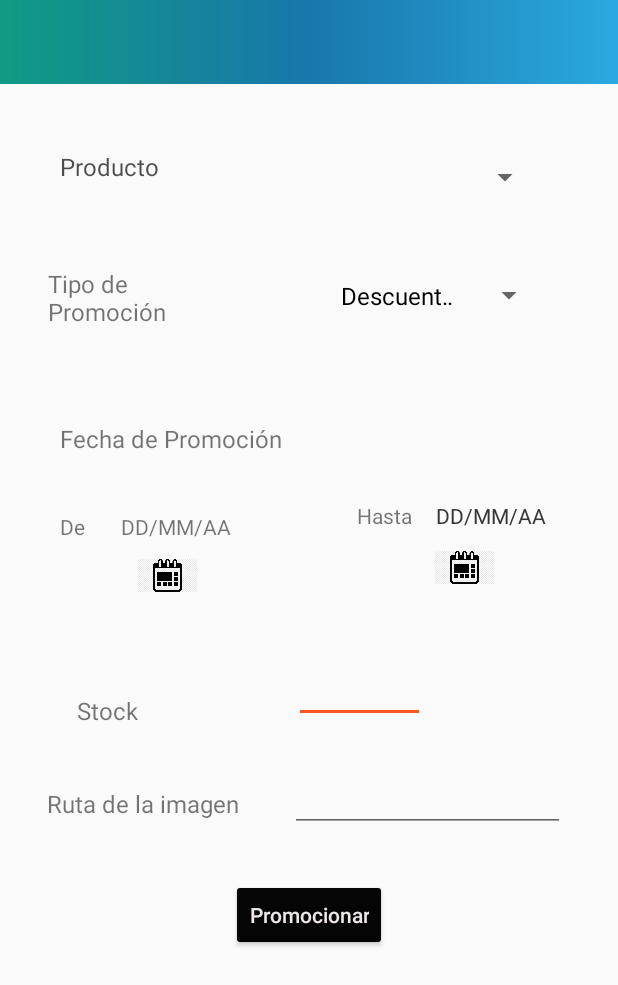
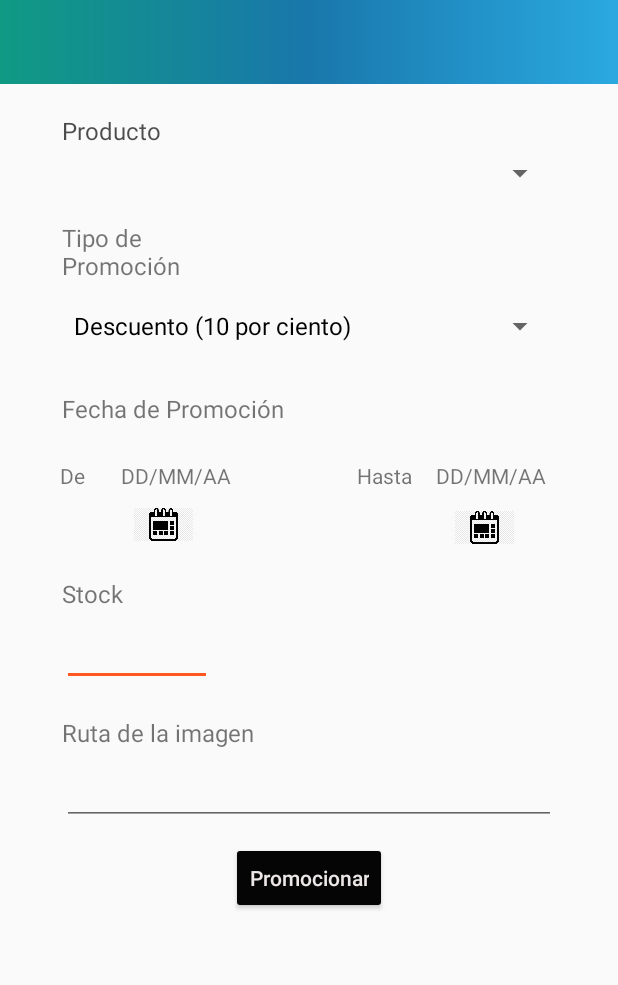
Before and after one commit to JAHH19/EncargaloTendero, an Android app: the PromocionarActivity screen opened directly, with no data from a screen before it, on a phone screen of 412 x 824 dp. Shown: the top 985 px of the screen. Run offline under Robolectric (Android 15) with nearby library versions, the phone set to English and light mode, and no system bars; our stand-ins replace Volley; network calls fail.

Commit message:
Correcciones e integracion con el modulo de cliente Promociones

```diff
--- a/app/src/main/java/com/example/encargalo/InicioMenuActivity.java
+++ b/app/src/main/java/com/example/encargalo/InicioMenuActivity.java
@@ -112,7 +112,7 @@ public class InicioMenuActivity extends AppCompatActivity implements Response.Er
 
     @Override
     public void onErrorResponse(VolleyError error) {
-        Toast.makeText(this,"Ha ocurrido un error"+error.toString(),Toast.LENGTH_SHORT).show();
+      //  Toast.makeText(this,"Ha ocurrido un error"+error.toString(),Toast.LENGTH_SHORT).show();
     }
 
     @Override
--- a/app/src/main/java/com/example/encargalo/PromocionarActivity.java
+++ b/app/src/main/java/com/example/encargalo/PromocionarActivity.java
@@ -8,6 +8,7 @@ import android.content.SharedPreferences;
 import android.os.Bundle;
 import android.util.Log;
 import android.view.View;
+import android.widget.AdapterView;
 import android.widget.ArrayAdapter;
 import android.widget.Button;
 import android.widget.DatePicker;
@@ -30,6 +31,8 @@ import org.json.JSONArray;
 import org.json.JSONException;
 import org.json.JSONObject;
 
+import java.net.URLDecoder;
+import java.net.URLEncoder;
 import java.util.ArrayList;
 import java.util.Calendar;
 import java.util.HashMap;
@@ -48,15 +51,17 @@ public class PromocionarActivity extends AppCompatActivity {
         setContentView(R.layout.activity_promocionar);
         pinifecha = findViewById(R.id.printfechainiTextView);
         pfinfecha = findViewById(R.id.printfechafinTextView);
+        sp_promocion_producto = findViewById(R.id.sp_promocion_producto);
 
         final Spinner spinner1 = findViewById(R.id.spinner1);
-        String[] items = new String[]{"Descuento (10%)", "Oferta (2x1)"};
+        String[] items = new String[]{"Descuento (10 por ciento)", "Oferta (2x1)"};
         ArrayAdapter<String> adapter = new ArrayAdapter<>(this, android.R.layout.simple_spinner_dropdown_item, items);
         spinner1.setAdapter(adapter);
 
         Button promocionarButton = findViewById(R.id.promocionarButton);
         stockTextNumber = findViewById(R.id.stockTextNumber);
         imagenTextRuta = findViewById(R.id.imagenTextRuta);
+
 
 
         promocionarButton.setOnClickListener(new View.OnClickListener() {
@@ -83,6 +88,18 @@ public class PromocionarActivity extends AppCompatActivity {
         String value_user = prefs.getString("value_user", "vacio");
         cargarProductos(value_user);
 
+        sp_promocion_producto.setOnItemSelectedListener(new AdapterView.OnItemSelectedListener() {
+            @Override
+            public void onItemSelected(AdapterView<?> parent, View view, int position, long id) {
+                sp_promocion_producto.setSelection(position);
+                Toast.makeText(getApplicationContext(), "El Elemento seleccionado es posición número: "+position +" El String es: "+sp_promocion_producto.getSelectedItem().toString(), Toast.LENGTH_LONG).show();
+            }
+            @Override
+            public void onNothingSelected(AdapterView<?> arg0) {
+
+            }
+        });
+
     }
 
     private  void cargarProductos(String usu){
@@ -94,7 +111,7 @@ public class PromocionarActivity extends AppCompatActivity {
                 if(!response.isEmpty()){
                     List<String> items = new ArrayList<String>();
 
-                    sp_promocion_producto = findViewById(R.id.sp_promocion_producto);
+
 
                     JSONObject jsonObject = null;
                     try {
@@ -170,9 +187,10 @@ public class PromocionarActivity extends AppCompatActivity {
     }
 
     private void enviarPromocion(String IdTienda, String producto, String tipo_promo, String f_ini, String f_fin, String stock, String imagen_ruta){
-        String URL = Valores.getIP_SERVER()+"/APIS/tienda/crearPromocion.php?IdTienda="+IdTienda+"&producto="+producto+"&tipo_promo="+tipo_promo+
+        String URL = Valores.getIP_SERVER()+"/APIS/tienda/crearPromocion.php?IdTienda="+IdTienda+"&producto="+ producto.replace(" ","%20") +"&tipo_promo="+tipo_promo.replace(" ","%20")+
                 "&f_ini="+f_ini+"&f_fin="+f_fin+"&stock="+stock+"&imagen_ruta="+imagen_ruta;
-        Toast.makeText(getApplicationContext(), "asd:::"+URL, Toast.LENGTH_SHORT).show();
+
+       // Toast.makeText(getApplicationContext(), "asd:::"+URL, Toast.LENGTH_SHORT).show();
 
         StringRequest stringRequest = new StringRequest(Request.Method.GET, URL, new Response.Listener<String>() {
             @Override
@@ -186,7 +204,8 @@ public class PromocionarActivity extends AppCompatActivity {
         }, new Response.ErrorListener() {
             @Override
             public void onErrorResponse(VolleyError error) {
-                Toast.makeText(getApplicationContext(),error.toString(),Toast.LENGTH_SHORT).show();
+             //   Toast.makeText(getApplicationContext(),error.toString(),Toast.LENGTH_SHORT).show();
+                Log.d("eRROR",error.getMessage()+"");
             }
         }){
             @Override
--- a/app/src/main/java/com/example/encargalo/Valores.java
+++ b/app/src/main/java/com/example/encargalo/Valores.java
@@ -4,6 +4,6 @@ import androidx.annotation.NonNull;
 
 public class Valores {
     public static String getIP_SERVER(){
-        return "https://www.encargalo.farmacori.net";
+        return "http://encargaloprueba.jahh19channel.xyz";
     }
 }
--- a/app/src/main/res/layout/activity_promocionar.xml
+++ b/app/src/main/res/layout/activity_promocionar.xml
@@ -20,61 +20,56 @@
 
     <TextView
         android:id="@+id/productoTextView"
-        android:layout_width="110dp"
-        android:layout_height="34dp"
-        android:layout_marginStart="40dp"
-        android:layout_marginTop="44dp"
+        android:layout_width="102dp"
+        android:layout_height="wrap_content"
+        android:layout_marginTop="20dp"
         android:text="Producto"
         android:textAlignment="viewStart"
         android:textColor="#B2000000"
         android:textSize="16sp"
-        app:layout_constraintStart_toStartOf="parent"
+        app:layout_constraintStart_toStartOf="@+id/guideline2"
         app:layout_constraintTop_toBottomOf="@+id/toolbar4" />
 
     <Spinner
         android:id="@+id/sp_promocion_producto"
-        android:layout_width="144dp"
-        android:layout_height="36dp"
-        android:layout_marginTop="44dp"
-        app:layout_constraintEnd_toEndOf="parent"
+        android:layout_width="0dp"
+        android:layout_height="wrap_content"
+        android:layout_marginTop="5dp"
+        app:layout_constraintEnd_toStartOf="@+id/guideline3"
         app:layout_constraintHorizontal_bias="0.564"
-        app:layout_constraintStart_toEndOf="@+id/productoTextView"
-        app:layout_constraintTop_toBottomOf="@+id/toolbar4" />
+        app:layout_constraintStart_toStartOf="@+id/guideline2"
+        app:layout_constraintTop_toBottomOf="@+id/productoTextView" />
 
     <TextView
         android:id="@+id/tippromocionTextView"
         android:layout_width="135dp"
-        android:layout_height="47dp"
-        android:layout_marginStart="32dp"
-        android:layout_marginTop="44dp"
+        android:layout_height="wrap_content"
+        android:layout_marginTop="20dp"
         android:text="Tipo de Promoción"
         android:textSize="16sp"
-        app:layout_constraintStart_toStartOf="parent"
-        app:layout_constraintTop_toBottomOf="@+id/productoTextView" />
+        app:layout_constraintStart_toStartOf="@+id/guideline2"
+        app:layout_constraintTop_toBottomOf="@+id/sp_promocion_producto" />
 
     <Spinner
         android:id="@+id/spinner1"
-        android:layout_width="144dp"
-        android:layout_height="42dp"
-        android:layout_marginStart="52dp"
-        android:layout_marginTop="40dp"
-        app:layout_constraintEnd_toEndOf="parent"
-        app:layout_constraintHorizontal_bias="0.0"
-        app:layout_constraintStart_toEndOf="@+id/tippromocionTextView"
-        app:layout_constraintTop_toBottomOf="@+id/sp_promocion_producto" />
+        android:layout_width="0dp"
+        android:layout_height="wrap_content"
+        android:layout_marginTop="5dp"
+        app:layout_constraintEnd_toStartOf="@+id/guideline3"
+        app:layout_constraintHorizontal_bias="0.351"
+        app:layout_constraintStart_toStartOf="@+id/guideline2"
+        app:layout_constraintTop_toBottomOf="@+id/tippromocionTextView" />
 
     <TextView
         android:id="@+id/fechapromocionTextView"
         android:layout_width="162dp"
-        android:layout_height="36dp"
-        android:layout_marginTop="56dp"
+        android:layout_height="wrap_content"
+        android:layout_marginTop="20dp"
         android:text="Fecha de Promoción"
         android:textAlignment="gravity"
         android:textSize="16sp"
-        app:layout_constraintEnd_toEndOf="parent"
-        app:layout_constraintHorizontal_bias="0.16"
-        app:layout_constraintStart_toStartOf="parent"
-        app:layout_constraintTop_toBottomOf="@+id/tippromocionTextView" />
+        app:layout_constraintStart_toStartOf="@+id/guideline2"
+        app:layout_constraintTop_toBottomOf="@+id/spinner1" />
 
     <TextView
         android:id="@+id/iniciofechaTextView"
@@ -101,41 +96,30 @@
         android:layout_width="wrap_content"
         android:layout_height="wrap_content"
         android:layout_marginStart="84dp"
-        android:layout_marginTop="116dp"
+        android:layout_marginTop="24dp"
         android:text="Hasta"
         app:layout_constraintStart_toEndOf="@+id/printfechainiTextView"
-        app:layout_constraintTop_toBottomOf="@+id/spinner1" />
+        app:layout_constraintTop_toBottomOf="@+id/fechapromocionTextView" />
 
     <TextView
         android:id="@+id/printfechafinTextView"
         android:layout_width="wrap_content"
         android:layout_height="wrap_content"
-        android:layout_marginTop="116dp"
+        android:layout_marginTop="24dp"
         android:text="DD/MM/AA"
         app:layout_constraintEnd_toEndOf="parent"
         app:layout_constraintHorizontal_bias="0.25"
         app:layout_constraintStart_toEndOf="@+id/finfechaTextView"
-        app:layout_constraintTop_toBottomOf="@+id/spinner1" />
-
-    <TextView
-        android:id="@+id/printfechafinTextView2"
-        android:layout_width="wrap_content"
-        android:layout_height="wrap_content"
-        android:layout_marginTop="116dp"
-        android:text="DD/MM/AA"
-        app:layout_constraintEnd_toEndOf="parent"
-        app:layout_constraintHorizontal_bias="0.25"
-        app:layout_constraintStart_toEndOf="@+id/finfechaTextView"
-        app:layout_constraintTop_toBottomOf="@+id/spinner1" />
+        app:layout_constraintTop_toBottomOf="@+id/fechapromocionTextView" />
 
     <ImageView
         android:id="@+id/iniciocalendarioImageView"
         android:layout_width="39dp"
         android:layout_height="30dp"
-        android:layout_marginStart="92dp"
+        android:layout_marginStart="48dp"
         android:layout_marginTop="8dp"
         android:onClick="inifecha_boton"
-        app:layout_constraintStart_toStartOf="parent"
+        app:layout_constraintStart_toStartOf="@+id/guideline2"
         app:layout_constraintTop_toBottomOf="@+id/printfechainiTextView"
         app:srcCompat="@mipmap/iconocalendario" />
 
@@ -143,64 +127,54 @@
         android:id="@+id/fincalendarioImageView"
         android:layout_width="39dp"
         android:layout_height="34dp"
-        android:layout_marginStart="104dp"
         android:layout_marginTop="8dp"
+        android:layout_marginEnd="28dp"
         android:onClick="finfecha_boton"
-        app:layout_constraintEnd_toEndOf="parent"
-        app:layout_constraintHorizontal_bias="0.398"
-        app:layout_constraintStart_toEndOf="@+id/iniciocalendarioImageView"
-        app:layout_constraintTop_toBottomOf="@+id/finfechaTextView"
+        app:layout_constraintEnd_toStartOf="@+id/guideline3"
+        app:layout_constraintTop_toBottomOf="@+id/printfechafinTextView"
         app:srcCompat="@mipmap/iconocalendario" />
 
     <TextView
         android:id="@+id/stocktextView"
         android:layout_width="wrap_content"
         android:layout_height="wrap_content"
-        android:layout_marginTop="64dp"
+        android:layout_marginTop="20dp"
         android:text="Stock"
         android:textSize="16sp"
-        app:layout_constraintEnd_toEndOf="parent"
-        app:layout_constraintHorizontal_bias="0.138"
-        app:layout_constraintStart_toStartOf="parent"
+        app:layout_constraintStart_toStartOf="@+id/guideline2"
         app:layout_constraintTop_toBottomOf="@+id/iniciocalendarioImageView" />
 
     <TextView
         android:id="@+id/stocktextView2"
         android:layout_width="wrap_content"
         android:layout_height="wrap_content"
+        android:layout_marginTop="20dp"
         android:text="Ruta de la imagen"
         android:textSize="16sp"
-        app:layout_constraintBottom_toTopOf="@+id/promocionarButton"
-        app:layout_constraintEnd_toEndOf="parent"
-        app:layout_constraintHorizontal_bias="0.111"
-        app:layout_constraintStart_toStartOf="parent"
+        app:layout_constraintStart_toStartOf="@+id/guideline2"
+        app:layout_constraintTop_toBottomOf="@+id/stockTextNumber" />
+
+    <EditText
+        android:id="@+id/stockTextNumber"
+        android:layout_width="100dp"
+        android:layout_height="wrap_content"
+        android:layout_marginTop="5dp"
+        android:ems="10"
+        android:inputType="number"
+        app:layout_constraintStart_toStartOf="@+id/guideline2"
         app:layout_constraintTop_toBottomOf="@+id/stocktextView" />
 
     <EditText
-        android:id="@+id/stockTextNumber"
-        android:layout_width="87dp"
-        android:layout_height="41dp"
-        android:layout_marginStart="8dp"
-        android:layout_marginTop="80dp"
-        android:ems="10"
-        android:inputType="number"
-        app:layout_constraintEnd_toEndOf="parent"
-        app:layout_constraintHorizontal_bias="0.427"
-        app:layout_constraintStart_toEndOf="@+id/stocktextView"
-        app:layout_constraintTop_toBottomOf="@+id/printfechainiTextView" />
-
-    <EditText
         android:id="@+id/imagenTextRuta"
-        android:layout_width="183dp"
-        android:layout_height="47dp"
+        android:layout_width="0dp"
+        android:layout_height="wrap_content"
+        android:layout_marginTop="5dp"
         android:ems="10"
         android:inputType="text"
-        app:layout_constraintBottom_toTopOf="@+id/promocionarButton"
-        app:layout_constraintEnd_toEndOf="parent"
-        app:layout_constraintHorizontal_bias="0.493"
-        app:layout_constraintStart_toEndOf="@+id/stocktextView2"
-        app:layout_constraintTop_toBottomOf="@+id/stockTextNumber"
-        app:layout_constraintVertical_bias="0.444" />
+        app:layout_constraintEnd_toStartOf="@+id/guideline3"
+        app:layout_constraintHorizontal_bias="0.0"
+        app:layout_constraintStart_toStartOf="@+id/guideline2"
+        app:layout_constraintTop_toBottomOf="@+id/stocktextView2" />
 
     <Button
         android:id="@+id/promocionarButton"
@@ -210,8 +184,24 @@
         android:backgroundTint="#050505"
         android:text="Promocionar"
         android:textColor="#EDE7E7"
-        app:layout_constraintEnd_toEndOf="parent"
-        app:layout_constraintStart_toStartOf="parent"
+        app:layout_constraintEnd_toStartOf="@+id/guideline3"
+        app:layout_constraintStart_toStartOf="@+id/guideline2"
         app:layout_constraintTop_toBottomOf="@+id/stockTextNumber" />
 
+    <androidx.constraintlayout.widget.Guideline
+        android:id="@+id/guideline2"
+        android:layout_width="wrap_content"
+        android:layout_height="wrap_content"
+        android:orientation="vertical"
+        app:layout_constraintGuide_begin="20dp"
+        app:layout_constraintGuide_percent="0.1" />
+
+    <androidx.constraintlayout.widget.Guideline
+        android:id="@+id/guideline3"
+        android:layout_width="wrap_content"
+        android:layout_height="wrap_content"
+        android:orientation="vertical"
+        app:layout_constraintGuide_begin="20dp"
+        app:layout_constraintGuide_percent="0.9" />
+
 </androidx.constraintlayout.widget.ConstraintLayout>
--- a/app/src/main/res/layout/recycler_promociones.xml
+++ b/app/src/main/res/layout/recycler_promociones.xml
@@ -10,6 +10,11 @@
     android:layout_marginBottom="40dp"
     android:padding="5dp"
     android:orientation="vertical">
+
+    <LinearLayout
+        android:layout_width="match_parent"
+        android:layout_height="10dp"
+        android:orientation="vertical"></LinearLayout>
 
     <LinearLayout
         android:layout_width="wrap_content"
@@ -26,34 +31,34 @@
             android:layout_weight="5">
 
             <TextView
-                android:layout_width="match_parent"
+                android:id="@+id/item_descripcion"
+                android:layout_width="wrap_content"
                 android:layout_height="wrap_content"
+                android:layout_weight="3"
+                android:background="#6AE3F3F0"
+                android:hint="DESCRIPCIÓN"
+                android:textAlignment="center"
                 android:textColor="#000000"
-                android:background="#6AE3F3F0"
-                android:textAlignment="center"
-                android:id="@+id/item_descripcion"
-                android:textSize="15sp"
-                android:hint="DESCRIPCIÓN"
-                android:layout_weight="4"/>
+                android:textSize="15sp" />
 
 
             <TextView
-                android:layout_width="match_parent"
+                android:id="@+id/item_tipo_promocion"
+                android:layout_width="wrap_content"
                 android:layout_height="wrap_content"
+                android:layout_weight="2"
+                android:background="#6AE3F3F0"
+                android:hint="TIPO DE PROMOCION"
                 android:textAlignment="center"
-                android:background="#6AE3F3F0"
                 android:textColor="#000000"
-                android:id="@+id/item_tipo_promocion"
-                android:textSize="15sp"
-                android:hint="TIPO DE PROMOCION"
-                android:layout_weight="4"/>
+                android:textSize="15sp" />
 
         </LinearLayout>
     </LinearLayout>
 
-    <TextView
+    <LinearLayout
         android:layout_width="match_parent"
-        android:layout_height="1dp"
-        android:background="#6AB81F43" />
+        android:layout_height="10dp"
+        android:orientation="vertical"></LinearLayout>
 
 </LinearLayout>
```
